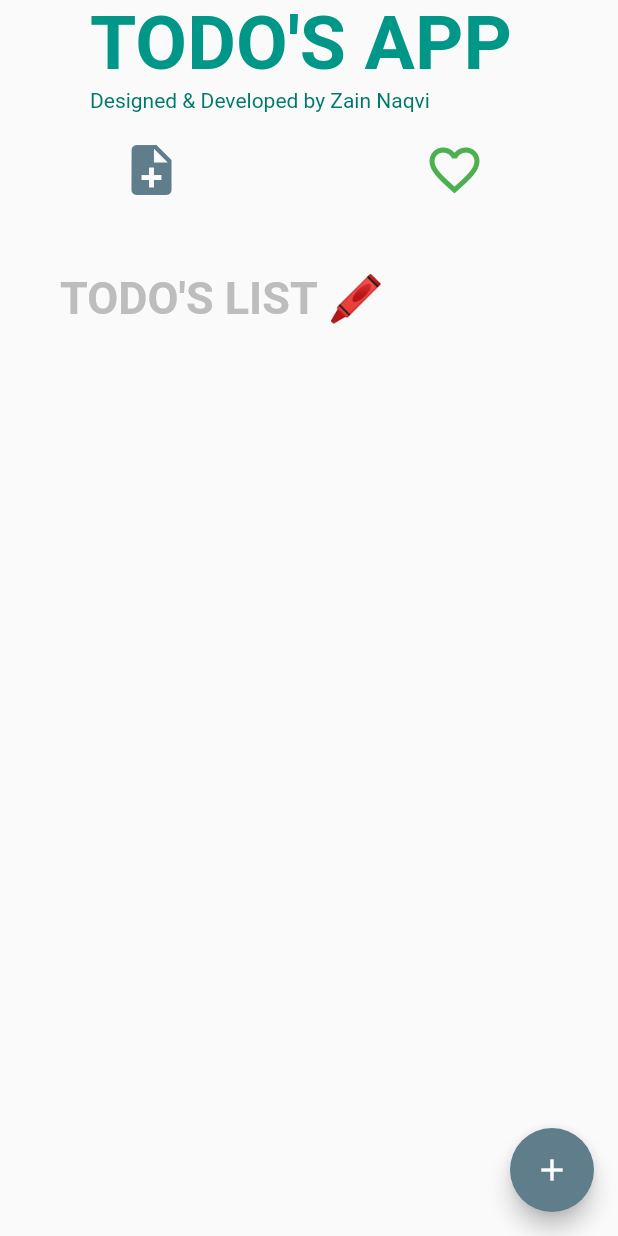
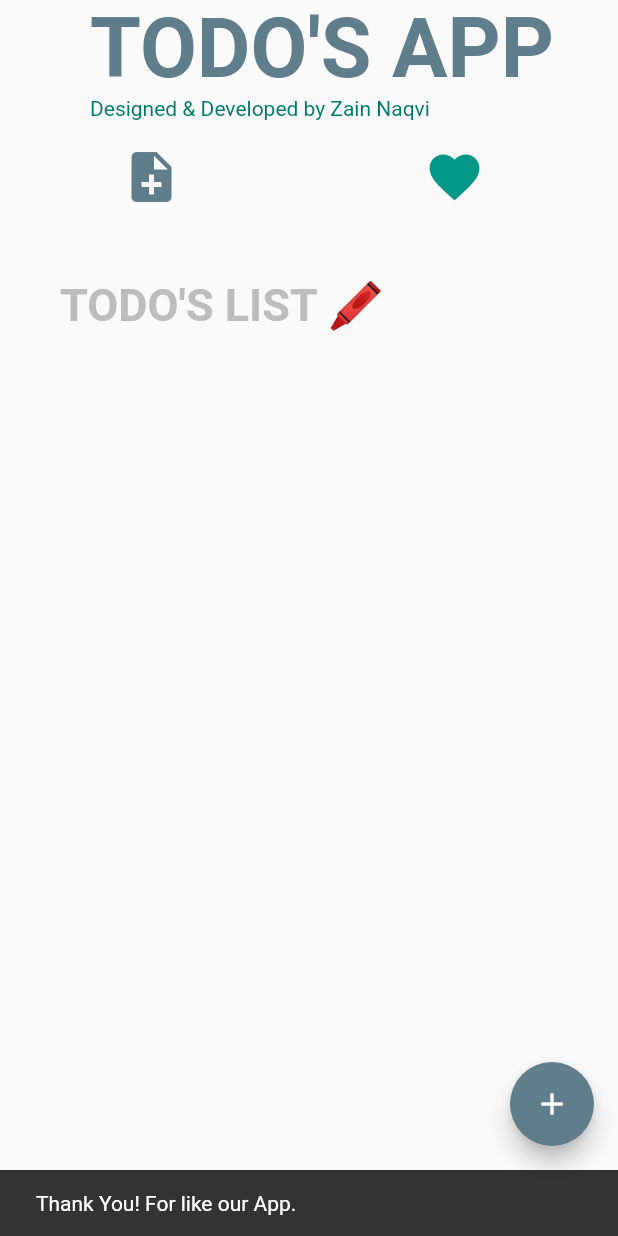
Before and after one commit to ZainNaqvi/flutter-firestore-crud-app, a Flutter app: the screen it shows after launch, scrolled down 60 dp, after a tap on the "favorite outline" icon, on a phone screen of 412 x 824 dp. Run offline on Flutter 3.47's test engine with Material 2 defaults, Android fonts, the phone set to English and light mode, and no system bars; our stand-ins replace cloud_firestore, firebase_core; accounts and stored records are empty.

Commit message:
Todos App

```diff
--- a/lib/notes.dart
+++ b/lib/notes.dart
@@ -10,6 +10,7 @@ class Notes extends StatefulWidget {
 }
 
 class _NotesState extends State<Notes> {
+  bool change = false;
   // creating the instance
   CollectionReference note = FirebaseFirestore.instance.collection('notes');
   // creating the delete function here...
@@ -60,8 +61,8 @@ class _NotesState extends State<Notes> {
                                 Text(
                                   "TODO'S APP",
                                   style: TextStyle(
-                                      fontSize: 50,
-                                      color: Colors.teal,
+                                      fontSize: 55,
+                                      color: Colors.blueGrey,
                                       fontWeight: FontWeight.bold),
                                 ),
                                 Text(
@@ -87,12 +88,29 @@ class _NotesState extends State<Notes> {
                               ),
                               Expanded(
                                 child: TextButton(
-                                  child: Icon(
-                                    Icons.favorite_outline,
-                                    size: 40,
-                                    color: Colors.green[500],
-                                  ),
-                                  onPressed: () {/* ... */},
+                                  child: change == false
+                                      ? Icon(
+                                          Icons.favorite_outline,
+                                          size: 40,
+                                          color: Colors.teal[500],
+                                        )
+                                      : Icon(
+                                          Icons.favorite,
+                                          size: 40,
+                                          color: Colors.teal[500],
+                                        ),
+                                  onPressed: () {
+                                    setState(() {
+                                      ScaffoldMessenger.of(context)
+                                          .showSnackBar(
+                                        const SnackBar(
+                                          content: Text(
+                                              'Thank You! For like our App.'),
+                                        ),
+                                      );
+                                      change = true;
+                                    });
+                                  },
                                 ),
                               ),
                               const SizedBox(width: 8),
```
Also changed, not shown: lib/addnote.dart (+9 -3 lines).
